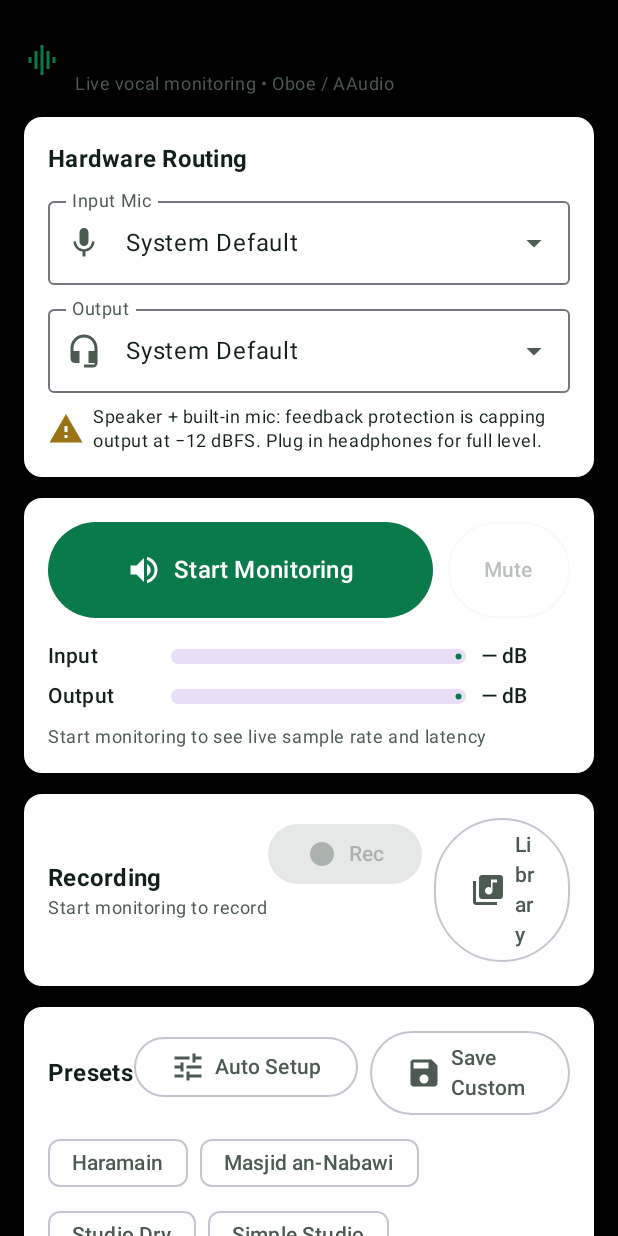
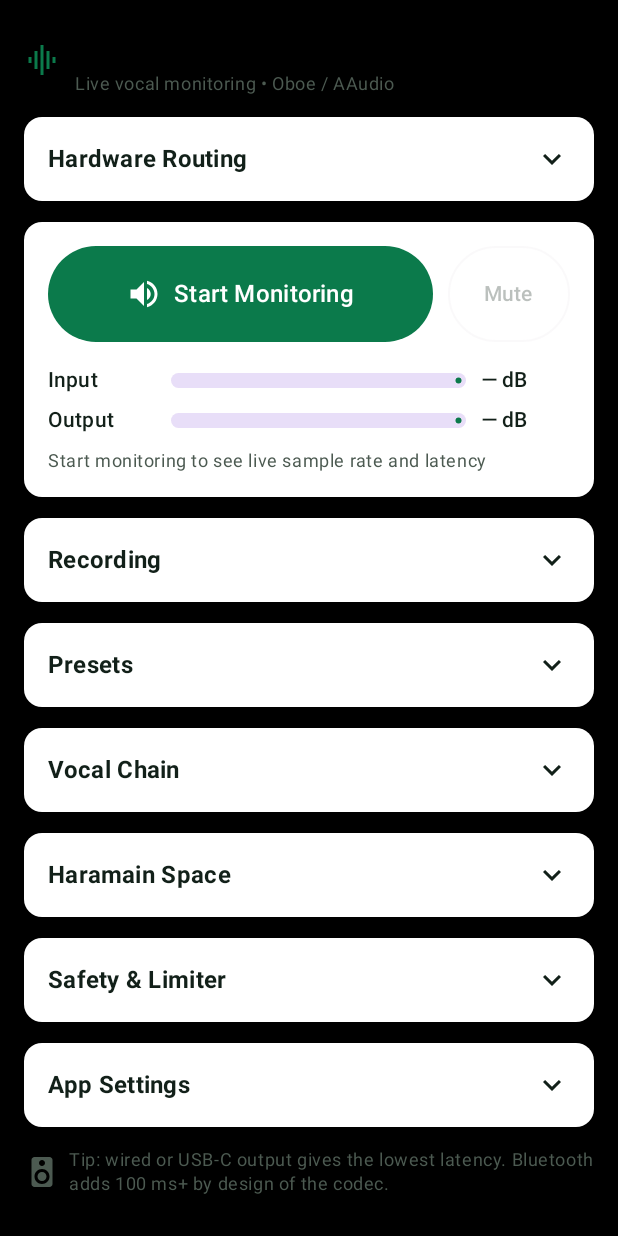
Before and after one commit to ViperSurf/HaramainMonitor, an Android app built with Jetpack Compose: the screen it shows after launch (MainActivity), on a phone screen of 412 x 824 dp. Run offline under Robolectric (Android 15) with nearby library versions, the phone set to English and light mode, and no system bars.

Commit message:
v1.3: collapsible sections, unmissable mute, honest built-in mic labels
- All secondary sections start collapsed (tap to open); master card and
  meters stay visible; Recording header keeps a REC badge
- Muted state: header warning, red banner with Unmute, solid red UNMUTE button
- AudioRouter: drop the back/bottom name heuristic (field report: it named
  the bottom mic 'Back Mic'); built-ins share one kind and duplicate names
  get numbered suffixes

```diff
--- a/app/build.gradle.kts
+++ b/app/build.gradle.kts
@@ -14,8 +14,8 @@ android {
         applicationId = "com.haramain.monitor"
         minSdk = 26          // AAudio low-latency path is used on API 27+; Oboe falls back to OpenSL ES below that.
         targetSdk = 35
-        versionCode = 3
-        versionName = "1.2"
+        versionCode = 4
+        versionName = "1.3"
 
         // Build native code only for real device ABIs (+ x86_64 for emulators).
         ndk {
--- a/app/src/main/java/com/haramain/monitor/audio/AudioRouter.kt
+++ b/app/src/main/java/com/haramain/monitor/audio/AudioRouter.kt
@@ -11,10 +11,14 @@ import kotlinx.coroutines.flow.MutableStateFlow
 import kotlinx.coroutines.flow.StateFlow
 import kotlinx.coroutines.flow.asStateFlow
 
-/** Friendly buckets the UI routes by, mapped from raw AudioDeviceInfo types. */
+/** Friendly buckets the UI routes by, mapped from raw AudioDeviceInfo types.
+ *  NOTE: built-in mics are deliberately NOT labelled by position. Android
+ *  gives apps no reliable way to tell which physical hole a built-in mic
+ *  sits behind (field-verified: a name heuristic confidently labelled the
+ *  bottom mic "Back Mic" on a real phone). All built-ins share one kind and
+ *  are told apart by a number suffix when names collide. */
 enum class InputKind(val label: String) {
-    BOTTOM_MIC("Bottom Mic"),
-    BACK_MIC("Back Mic"),
+    BUILTIN("Built-in Mic"),
     WIRED_HEADSET("Wired Headset Mic"),
     USB("USB Mic / DAC"),
     BLUETOOTH("Bluetooth Mic"),
@@ -99,11 +103,26 @@ class AudioRouter(context: Context) {
             .map { it.toRouteDevice(isSource = true) }
             .distinctBy { it.id }
             .sortedBy { it.kindLabel }
+            .disambiguated()
         _outputs.value = audioManager.getDevices(AudioManager.GET_DEVICES_OUTPUTS)
             .filter { it.isSink }
             .map { it.toRouteDevice(isSource = false) }
             .distinctBy { it.id }
             .sortedBy { it.kindLabel }
+            .disambiguated()
+    }
+
+    /** Phones often expose several devices with identical names (e.g. three
+     *  "Microphone" built-ins) — suffix duplicates so each stays selectable
+     *  and identifiable: "Microphone", "Microphone (2)", "Microphone (3)". */
+    private fun List<RouteDevice>.disambiguated(): List<RouteDevice> {
+        val seen = mutableMapOf<String, Int>()
+        return map { device ->
+            val key = device.kindLabel + "|" + device.name
+            val n = (seen[key] ?: 0) + 1
+            seen[key] = n
+            if (n == 1) device else device.copy(name = "${device.name} ($n)")
+        }
     }
 
     fun selectInput(deviceId: Int) {
@@ -165,7 +184,7 @@ class AudioRouter(context: Context) {
                 name = product.ifEmpty { kind.label },
                 kindLabel = kind.label,
                 isSource = true,
-                isInternal = kind == InputKind.BOTTOM_MIC || kind == InputKind.BACK_MIC,
+                isInternal = kind == InputKind.BUILTIN,
                 rawType = type,
             )
         } else {
@@ -182,15 +201,7 @@ class AudioRouter(context: Context) {
     }
 
     private fun AudioDeviceInfo.inputKind(): InputKind = when (type) {
-        AudioDeviceInfo.TYPE_BUILTIN_MIC -> {
-            // Android exposes several built-in mics; the secondary one is the
-            // rear/camera mic and is identifiable by its product name/address
-            // on most devices ("back", "secondary", "camcorder").
-            val hint = (productName?.toString() ?: "") + (address ?: "")
-            if (hint.contains("back", true) || hint.contains("secondary", true) ||
-                hint.contains("cam", true)
-            ) InputKind.BACK_MIC else InputKind.BOTTOM_MIC
-        }
+        AudioDeviceInfo.TYPE_BUILTIN_MIC -> InputKind.BUILTIN
         AudioDeviceInfo.TYPE_WIRED_HEADSET -> InputKind.WIRED_HEADSET
         AudioDeviceInfo.TYPE_USB_DEVICE, AudioDeviceInfo.TYPE_USB_HEADSET -> InputKind.USB
         AudioDeviceInfo.TYPE_BLUETOOTH_SCO -> InputKind.BLUETOOTH
--- a/app/src/main/java/com/haramain/monitor/ui/MonitorScreen.kt
+++ b/app/src/main/java/com/haramain/monitor/ui/MonitorScreen.kt
@@ -1,6 +1,8 @@
 package com.haramain.monitor.ui
 
+import androidx.compose.animation.AnimatedVisibility
 import androidx.compose.animation.core.animateFloatAsState
+import androidx.compose.foundation.clickable
 import androidx.compose.foundation.layout.Arrangement
 import androidx.compose.foundation.layout.Column
 import androidx.compose.foundation.layout.ExperimentalLayoutApi
@@ -18,6 +20,8 @@ import android.widget.Toast
 import androidx.activity.compose.rememberLauncherForActivityResult
 import androidx.activity.result.contract.ActivityResultContracts
 import androidx.compose.material.icons.Icons
+import androidx.compose.material.icons.filled.ExpandLess
+import androidx.compose.material.icons.filled.ExpandMore
 import androidx.compose.material.icons.filled.FiberManualRecord
 import androidx.compose.material.icons.filled.GraphicEq
 import androidx.compose.material.icons.filled.HeadsetMic
@@ -53,6 +57,7 @@ import androidx.compose.material3.TextButton
 import androidx.compose.runtime.Composable
 import androidx.compose.runtime.LaunchedEffect
 import androidx.compose.runtime.rememberCoroutineScope
+import androidx.compose.runtime.saveable.rememberSaveable
 import androidx.compose.runtime.collectAsState
 import androidx.compose.runtime.getValue
 import androidx.compose.runtime.mutableStateOf
@@ -151,9 +156,17 @@ fun MonitorScreen(
             Column(Modifier.padding(start = 10.dp)) {
                 Text("Haramain Monitor", style = MaterialTheme.typography.headlineSmall, fontWeight = FontWeight.Bold)
                 Text(
-                    if (running) "● LIVE — monitoring" else "Live vocal monitoring • Oboe / AAudio",
+                    when {
+                        running && params.muted -> "🔇 MUTED — tap Unmute to hear yourself"
+                        running -> "● LIVE — monitoring"
+                        else -> "Live vocal monitoring • Oboe / AAudio"
+                    },
                     style = MaterialTheme.typography.bodySmall,
-                    color = if (running) MaterialTheme.colorScheme.primary else MaterialTheme.colorScheme.onSurfaceVariant,
+                    color = when {
+                        running && params.muted -> MaterialTheme.colorScheme.error
+                        running -> MaterialTheme.colorScheme.primary
+                        else -> MaterialTheme.colorScheme.onSurfaceVariant
+                    },
                 )
             }
         }
@@ -186,9 +199,7 @@ fun MonitorScreen(
         }
 
         // ---------- Routing bar ----------
-        SectionCard {
-            Text("Hardware Routing", style = MaterialTheme.typography.titleMedium, fontWeight = FontWeight.Bold)
-            Spacer(Modifier.height(8.dp))
+        ExpandableSection(title = "Hardware Routing") {
             DevicePicker(
                 label = "Input Mic",
                 icon = Icons.Filled.Mic,
@@ -238,12 +249,50 @@ fun MonitorScreen(
                         modifier = Modifier.padding(start = 8.dp),
                     )
                 }
+                if (params.muted) {
+                    Button(
+                        onClick = viewModel::toggleMute,
+                        enabled = running,
+                        modifier = Modifier.height(64.dp),
+                        colors = ButtonDefaults.buttonColors(
+                            containerColor = MaterialTheme.colorScheme.error,
+                            contentColor = MaterialTheme.colorScheme.onError,
+                        ),
+                    ) {
+                        Icon(Icons.Filled.VolumeOff, contentDescription = null)
+                        Text("UNMUTE", fontWeight = FontWeight.Bold, modifier = Modifier.padding(start = 6.dp))
+                    }
+                } else {
                     OutlinedButton(
                         onClick = viewModel::toggleMute,
                         enabled = running,
                         modifier = Modifier.height(64.dp),
                     ) {
-                    Text(if (params.muted) "Unmute" else "Mute")
+                        Text("Mute")
+                    }
+                }
+            }
+            if (params.muted && running) {
+                Spacer(Modifier.height(10.dp))
+                Card(colors = CardDefaults.cardColors(containerColor = MaterialTheme.colorScheme.error)) {
+                    Row(
+                        Modifier.fillMaxWidth().padding(horizontal = 12.dp, vertical = 6.dp),
+                        verticalAlignment = Alignment.CenterVertically,
+                        horizontalArrangement = Arrangement.SpaceBetween,
+                    ) {
+                        Row(verticalAlignment = Alignment.CenterVertically) {
+                            Icon(Icons.Filled.VolumeOff, contentDescription = null, tint = MaterialTheme.colorScheme.onError)
+                            Text(
+                                "MUTED — you can't hear yourself",
+                                color = MaterialTheme.colorScheme.onError,
+                                fontWeight = FontWeight.Bold,
+                                modifier = Modifier.padding(start = 8.dp),
+                            )
+                        }
+                        TextButton(onClick = viewModel::toggleMute) {
+                            Text("Unmute", color = MaterialTheme.colorScheme.onError, fontWeight = FontWeight.Bold)
+                        }
+                    }
                 }
             }
             Spacer(Modifier.height(12.dp))
@@ -263,14 +312,10 @@ fun MonitorScreen(
         }
 
         // ---------- Recording ----------
-        SectionCard {
-            Row(
-                modifier = Modifier.fillMaxWidth(),
-                horizontalArrangement = Arrangement.SpaceBetween,
-                verticalAlignment = Alignment.CenterVertically,
+        ExpandableSection(
+            title = "Recording",
+            headerBadge = if (isRecording) "● REC" else null,
         ) {
-                Column {
-                    Text("Recording", style = MaterialTheme.typography.titleMedium, fontWeight = FontWeight.Bold)
             Text(
                 when {
                     isRecording -> {
@@ -283,7 +328,7 @@ fun MonitorScreen(
                 style = MaterialTheme.typography.bodySmall,
                 color = if (isRecording) MaterialTheme.colorScheme.error else MaterialTheme.colorScheme.onSurfaceVariant,
             )
-                }
+            Spacer(Modifier.height(10.dp))
             Row(horizontalArrangement = Arrangement.spacedBy(8.dp)) {
                 Button(
                     onClick = { viewModel.toggleRecording(context) },
@@ -303,16 +348,14 @@ fun MonitorScreen(
                 }
             }
         }
-        }
 
         // ---------- Presets ----------
-        SectionCard {
+        ExpandableSection(title = "Presets") {
             Row(
                 modifier = Modifier.fillMaxWidth(),
-                horizontalArrangement = Arrangement.SpaceBetween,
+                horizontalArrangement = Arrangement.End,
                 verticalAlignment = Alignment.CenterVertically,
             ) {
-                Text("Presets", style = MaterialTheme.typography.titleMedium, fontWeight = FontWeight.Bold)
                 Row(horizontalArrangement = Arrangement.spacedBy(8.dp)) {
                     OutlinedButton(onClick = { showAutoDialog = true }, enabled = controlsEnabled) {
                         Icon(Icons.Filled.Tune, contentDescription = null)
@@ -347,8 +390,7 @@ fun MonitorScreen(
         }
 
         // ---------- DSP controls ----------
-        SectionCard {
-            Text("Vocal Chain", style = MaterialTheme.typography.titleMedium, fontWeight = FontWeight.Bold)
+        ExpandableSection(title = "Vocal Chain") {
             Text(
                 "Double-tap any control to reset it to its Haramain (Original) value.",
                 style = MaterialTheme.typography.bodySmall,
@@ -411,8 +453,7 @@ fun MonitorScreen(
             )
         }
 
-        SectionCard {
-            Text("Haramain Space", style = MaterialTheme.typography.titleMedium, fontWeight = FontWeight.Bold)
+        ExpandableSection(title = "Haramain Space") {
             PrecisionControl(
                 label = "Reverb Room Size",
                 value = params.roomSizePercent, valueRange = 0f..100f, step = 1f,
@@ -467,7 +508,7 @@ fun MonitorScreen(
         }
 
         // ---------- Safety ----------
-        SectionCard {
+        ExpandableSection(title = "Safety & Limiter") {
             ToggleRow(
                 label = "Headphone Safety",
                 checked = params.safetyOn,
@@ -496,9 +537,7 @@ fun MonitorScreen(
         }
 
         // ---------- App settings ----------
-        SectionCard {
-            Text("App Settings", style = MaterialTheme.typography.titleMedium, fontWeight = FontWeight.Bold)
-            Spacer(Modifier.height(8.dp))
+        ExpandableSection(title = "App Settings") {
             Text("Theme", style = MaterialTheme.typography.titleSmall)
             Spacer(Modifier.height(6.dp))
             FlowRow(horizontalArrangement = Arrangement.spacedBy(8.dp)) {
@@ -640,6 +679,54 @@ fun MonitorScreen(
                 TextButton(onClick = { showSetPinDialog = false }) { Text("Cancel") }
             },
         )
+    }
+}
+
+/**
+ * Collapsible section — closed by default so the screen stays calm; tap the
+ * header to open. The master control card above stays a plain SectionCard
+ * (Start/Stop and the meters are always visible).
+ */
+@Composable
+private fun ExpandableSection(
+    title: String,
+    headerBadge: String? = null,
+    content: @Composable () -> Unit,
+) {
+    var expanded by rememberSaveable(title) { mutableStateOf(false) }
+    Card(
+        modifier = Modifier.fillMaxWidth(),
+        colors = CardDefaults.cardColors(containerColor = MaterialTheme.colorScheme.surface),
+    ) {
+        Column {
+            Row(
+                modifier = Modifier.fillMaxWidth()
+                    .clickable { expanded = !expanded }
+                    .padding(16.dp),
+                horizontalArrangement = Arrangement.SpaceBetween,
+                verticalAlignment = Alignment.CenterVertically,
+            ) {
+                Text(title, style = MaterialTheme.typography.titleMedium, fontWeight = FontWeight.Bold)
+                Row(verticalAlignment = Alignment.CenterVertically) {
+                    if (headerBadge != null) {
+                        Text(
+                            headerBadge,
+                            color = MaterialTheme.colorScheme.error,
+                            fontWeight = FontWeight.Bold,
+                            style = MaterialTheme.typography.labelLarge,
+                            modifier = Modifier.padding(end = 8.dp),
+                        )
+                    }
+                    Icon(
+                        if (expanded) Icons.Filled.ExpandLess else Icons.Filled.ExpandMore,
+                        contentDescription = if (expanded) "Collapse $title" else "Expand $title",
+                    )
+                }
+            }
+            AnimatedVisibility(visible = expanded) {
+                Column(Modifier.padding(start = 16.dp, end = 16.dp, bottom = 16.dp)) { content() }
+            }
+        }
     }
 }
 
```
Also changed, not shown: 1 other file. Lines whose indentation alone changed are shown as unchanged.
